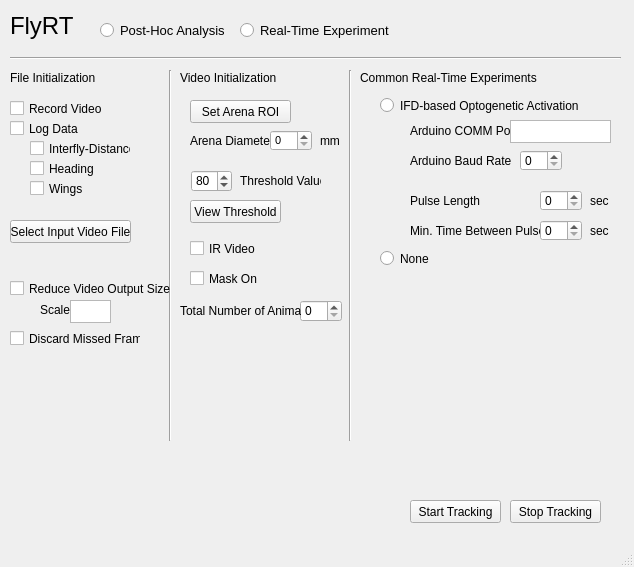
flybrains/FlyRT, file FlyRT.ui: the form before one commit.
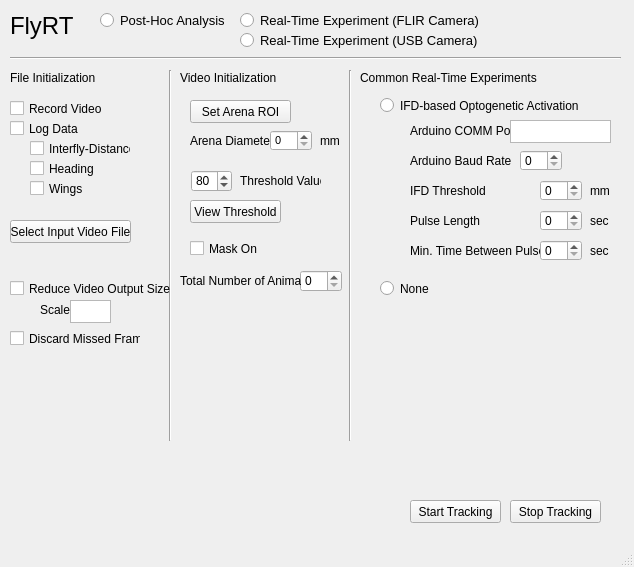
The form after the commit.

```diff
--- a/FlyRT.ui
+++ b/FlyRT.ui
@@ -488,7 +488,7 @@
     <property name="geometry">
      <rect>
       <x>100</x>
-      <y>20</y>
+      <y>10</y>
       <width>131</width>
       <height>21</height>
      </rect>
@@ -509,8 +509,8 @@
     <property name="geometry">
      <rect>
       <x>240</x>
-      <y>20</y>
-      <width>171</width>
+      <y>10</y>
+      <width>241</width>
       <height>21</height>
      </rect>
     </property>
@@ -520,7 +520,7 @@
      </font>
     </property>
     <property name="text">
-     <string>Real-Time Experiment</string>
+     <string>Real-Time Experiment (FLIR Camera)</string>
     </property>
     <attribute name="buttonGroup">
      <string notr="true">AnalysisButtonGroup</string>
@@ -530,7 +530,7 @@
     <property name="geometry">
      <rect>
       <x>540</x>
-      <y>190</y>
+      <y>210</y>
       <width>42</width>
       <height>21</height>
      </rect>
@@ -540,7 +540,7 @@
     <property name="geometry">
      <rect>
       <x>410</x>
-      <y>190</y>
+      <y>210</y>
       <width>101</width>
       <height>21</height>
      </rect>
@@ -553,7 +553,7 @@
     <property name="geometry">
      <rect>
       <x>590</x>
-      <y>190</y>
+      <y>210</y>
       <width>31</width>
       <height>21</height>
      </rect>
@@ -579,7 +579,7 @@
     <property name="geometry">
      <rect>
       <x>590</x>
-      <y>220</y>
+      <y>240</y>
       <width>31</width>
       <height>21</height>
      </rect>
@@ -588,11 +588,11 @@
      <string>sec</string>
     </property>
    </widget>
-   <widget class="QLabel" name="label_16">
+   <widget class="QLabel" name="ArduinoPulseLockoutSpin">
     <property name="geometry">
      <rect>
       <x>410</x>
-      <y>220</y>
+      <y>240</y>
       <width>131</width>
       <height>21</height>
      </rect>
@@ -605,7 +605,7 @@
     <property name="geometry">
      <rect>
       <x>540</x>
-      <y>220</y>
+      <y>240</y>
       <width>42</width>
       <height>21</height>
      </rect>
@@ -631,25 +631,6 @@
      <string>Video Initialization</string>
     </property>
    </widget>
-   <widget class="QCheckBox" name="IRVideoCheck">
-    <property name="geometry">
-     <rect>
-      <x>190</x>
-      <y>240</y>
-      <width>101</width>
-      <height>17</height>
-     </rect>
-    </property>
-    <property name="font">
-     <font>
-      <weight>50</weight>
-      <bold>false</bold>
-     </font>
-    </property>
-    <property name="text">
-     <string>IR Video</string>
-    </property>
-   </widget>
    <widget class="QCheckBox" name="DiscardFramesCheck">
     <property name="geometry">
      <rect>
@@ -739,7 +720,7 @@
     <property name="geometry">
      <rect>
       <x>380</x>
-      <y>250</y>
+      <y>280</y>
       <width>82</width>
       <height>17</height>
      </rect>
@@ -768,7 +749,7 @@
     <property name="geometry">
      <rect>
       <x>300</x>
-      <y>300</y>
+      <y>270</y>
       <width>42</width>
       <height>22</height>
      </rect>
@@ -778,7 +759,7 @@
     <property name="geometry">
      <rect>
       <x>180</x>
-      <y>300</y>
+      <y>270</y>
       <width>121</width>
       <height>21</height>
      </rect>
@@ -791,7 +772,7 @@
     <property name="geometry">
      <rect>
       <x>190</x>
-      <y>270</y>
+      <y>240</y>
       <width>101</width>
       <height>17</height>
      </rect>
@@ -806,6 +787,60 @@
      <string>Mask On</string>
     </property>
    </widget>
+   <widget class="QLabel" name="ArduinoPulseSpin_2">
+    <property name="geometry">
+     <rect>
+      <x>410</x>
+      <y>180</y>
+      <width>101</width>
+      <height>21</height>
+     </rect>
+    </property>
+    <property name="text">
+     <string>IFD Threshold</string>
+    </property>
+   </widget>
+   <widget class="QLabel" name="label_16">
+    <property name="geometry">
+     <rect>
+      <x>590</x>
+      <y>180</y>
+      <width>31</width>
+      <height>21</height>
+     </rect>
+    </property>
+    <property name="text">
+     <string>mm</string>
+    </property>
+   </widget>
+   <widget class="QSpinBox" name="IFDThreshSpin">
+    <property name="geometry">
+     <rect>
+      <x>540</x>
+      <y>180</y>
+      <width>42</width>
+      <height>21</height>
+     </rect>
+    </property>
+   </widget>
+   <widget class="QRadioButton" name="RTUSBRadioButton">
+    <property name="geometry">
+     <rect>
+      <x>240</x>
+      <y>30</y>
+      <width>241</width>
+      <height>21</height>
+     </rect>
+    </property>
+    <property name="font">
+     <font>
+      <pointsize>10</pointsize>
+     </font>
+    </property>
+    <property name="text">
+     <string>Real-Time Experiment (USB Camera)</string>
+    </property>
+   </widget>
   </widget>
   <widget class="QMenuBar" name="menubar">
    <property name="geometry">
```
Left out of the diff: 15 changed lines with no effect on the pictures.
